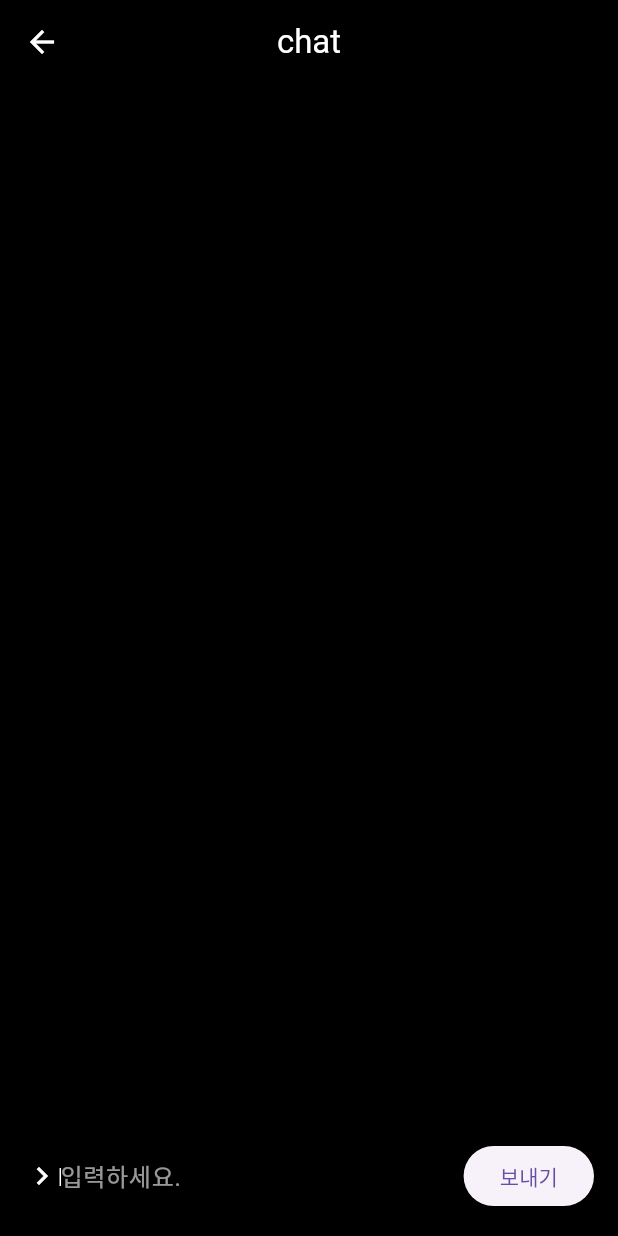
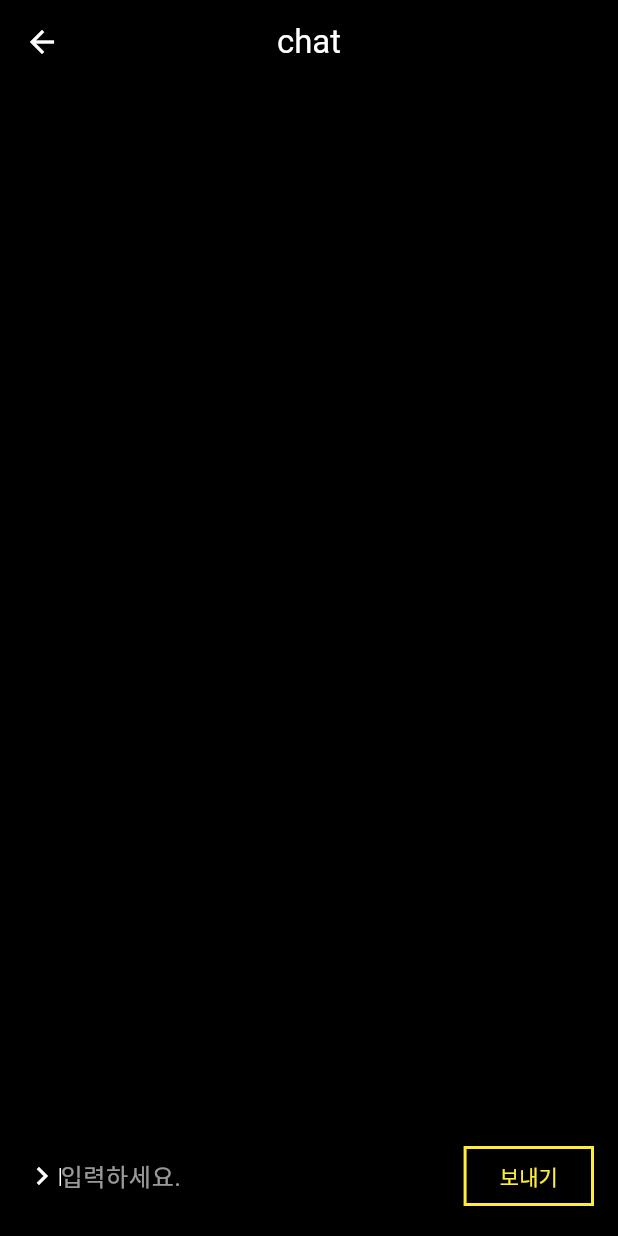
Before and after one commit to ranchat-kr/ranchat_flutter, a Flutter app: the screen it shows after launch, after a tap on "채팅 시작!", on a phone screen of 412 x 824 dp. Run offline on Flutter 3.47's test engine with Material 3 defaults, Android fonts, the phone set to English and light mode, and no system bars; missing offline and left inert: stomp_dart_client; Roboto replaces fonts that are missing (DungGeunMo).

Commit message:
도트 갬성 폰트 적용, 보내기 버튼 디자인 수정

```diff
--- a/lib/ChatScreen.dart
+++ b/lib/ChatScreen.dart
@@ -133,6 +133,14 @@ class _ChatScreen extends State<ChatScreen> {
                     }
                     FocusScope.of(context).requestFocus(_focusNode);
                   },
+                  style: ElevatedButton.styleFrom(
+                    backgroundColor: Colors.transparent,
+                    foregroundColor: Colors.yellow,
+                    shape: RoundedRectangleBorder(
+                        borderRadius: BorderRadius.circular(0.0),
+                        side:
+                            const BorderSide(color: Colors.yellow, width: 2.0)),
+                  ),
                   child: const Text('보내기'),
                 ),
               ],
--- a/lib/main.dart
+++ b/lib/main.dart
@@ -10,9 +10,13 @@ class MyApp extends StatelessWidget {
 
   @override
   Widget build(BuildContext context) {
-    return const MaterialApp(
+    return MaterialApp(
       title: 'Ranchat',
-      home: HomeScreen(),
+      theme: ThemeData(
+        fontFamily: 'DungGeunMo',
+      ),
+      themeMode: ThemeMode.system,
+      home: const HomeScreen(),
     );
   }
 }
--- a/pubspec.yaml
+++ b/pubspec.yaml
@@ -55,6 +55,10 @@ dev_dependencies:
 
 # The following section is specific to Flutter packages.
 flutter:
+  fonts:
+    - family: DungGeunMo
+      fonts:
+        - asset: assets/fonts/DungGeunMo.ttf
 
   # The following line ensures that the Material Icons font is
   # included with your application, so that you can use the icons in
```
Also changed, not shown: 1 other file.
